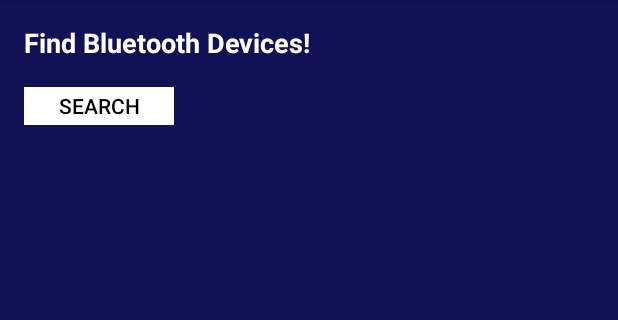
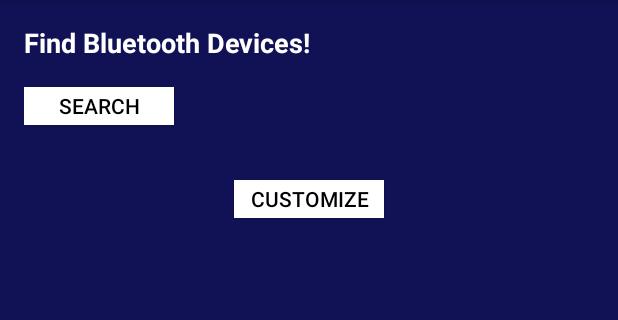
Before and after one commit to Jordan-Earl/AlarmClock, an Android app: the screen it shows after launch (MainActivity), on a phone screen of 412 x 824 dp, the part 84-404 px from its top. Run offline under Robolectric (Android 15) with nearby library versions, the phone set to English and light mode, and no system bars; 3 statements that could not run were skipped.

```diff
--- a/Software Design/Android_App/app/build.gradle
+++ b/Software Design/Android_App/app/build.gradle
@@ -26,4 +26,6 @@ dependencies {
     compile fileTree(dir: 'libs', include: ['*.jar'])
     compile 'com.android.support:appcompat-v7:23.0.0'
     compile 'com.google.android.gms:play-services-appindexing:8.4.0'
+    compile 'com.android.support:design:25.0.1'
+    compile 'com.android.support:support-v4:25.0.1'
 }
--- a/Software Design/Android_App/app/src/main/java/snuze/alarmtooth/MainActivity.java
+++ b/Software Design/Android_App/app/src/main/java/snuze/alarmtooth/MainActivity.java
@@ -13,6 +13,7 @@ import android.view.Menu;
 import android.view.MenuItem;
 import android.bluetooth.BluetoothAdapter;
 import android.view.View;
+import android.view.View.OnClickListener;
 import android.widget.ArrayAdapter;
 import android.widget.Button;
 import android.widget.TextView;
@@ -29,11 +30,6 @@ import java.util.UUID;
 
 public class MainActivity extends AppCompatActivity{
 
-
-    /**
-     * ATTENTION: This was auto-generated to implement the App Indexing API.
-     * See https://g.co/AppIndexing/AndroidStudio for more information.
-     */
     private GoogleApiClient client;
     private TextView t, bt;
     private final int ACTION_REQUEST_BT = 1;
@@ -56,10 +52,21 @@ public class MainActivity extends AppCompatActivity{
         Adapter = BluetoothAdapter.getDefaultAdapter();
 
         final Button searchButton = (Button) findViewById(R.id.searchButton);
-        searchButton.setOnClickListener( new View.OnClickListener(){
+        searchButton.setOnClickListener( new OnClickListener(){
             @Override
             public void onClick(View v){
                 bt.setText(someText);
+            }
+        });
+
+        final Button customizeButton = (Button) findViewById(R.id.customizeButton);
+        customizeButton.setOnClickListener(new OnClickListener(){
+            @Override
+            public void onClick(View view){
+                Intent intentMain = new Intent(MainActivity.this, Customizations.class);
+                Bundle extras = new Bundle();
+                intentMain.putExtras(extras);
+                startActivity(intentMain);
             }
         });
 
--- a/Software Design/Android_App/app/src/main/res/layout/activity_main.xml
+++ b/Software Design/Android_App/app/src/main/res/layout/activity_main.xml
@@ -1,6 +1,9 @@
+<?xml version="1.0" encoding="utf-8"?>
 <RelativeLayout xmlns:android="http://schemas.android.com/apk/res/android"
-    xmlns:tools="http://schemas.android.com/tools" android:layout_width="match_parent"
-    android:layout_height="match_parent" android:paddingLeft="@dimen/activity_horizontal_margin"
+    xmlns:tools="http://schemas.android.com/tools"
+    android:layout_width="match_parent"
+    android:layout_height="match_parent"
+    android:paddingLeft="@dimen/activity_horizontal_margin"
     android:paddingRight="@dimen/activity_horizontal_margin"
     android:paddingTop="@dimen/activity_vertical_margin"
     android:background="#111156"
@@ -16,7 +19,7 @@
     <Button
         android:layout_width="100dp"
         android:layout_height="25dp"
-        android:background="#fff"
+        android:background="#FFF"
         android:text="@string/search"
         android:textColor="#000"
         android:layout_below="@+id/textView"
@@ -34,4 +37,15 @@
         android:textColor="#FFF"
         android:id="@+id/BT_device" />
 
+    <Button
+        android:layout_width="100dp"
+        android:layout_height="25dp"
+        android:background="#FFF"
+        android:text="Customize"
+        android:textColor="#000"
+        android:layout_below="@+id/BT_device"
+        android:layout_centerHorizontal="true"
+        android:id="@+id/customizeButton"
+        />
+
 </RelativeLayout>
--- a/Software Design/Android_App/build.gradle
+++ b/Software Design/Android_App/build.gradle
@@ -5,7 +5,7 @@ buildscript {
         jcenter()
     }
     dependencies {
-        classpath 'com.android.tools.build:gradle:2.2.2'
+        classpath 'com.android.tools.build:gradle:2.2.3'
 
         // NOTE: Do not place your application dependencies here; they belong
         // in the individual module build.gradle files
```
Also changed, not shown: Software Design/Android_App/app/src/main/AndroidManifest.xml (+10 -6 lines), Software Design/Android_App/app/src/main/java/snuze/alarmtooth/Customizations.java (added, +13 -0 lines), Software Design/Android_App/app/src/main/res/layout/activity_customizations.xml (added, +46 -0 lines), 1 other file.
